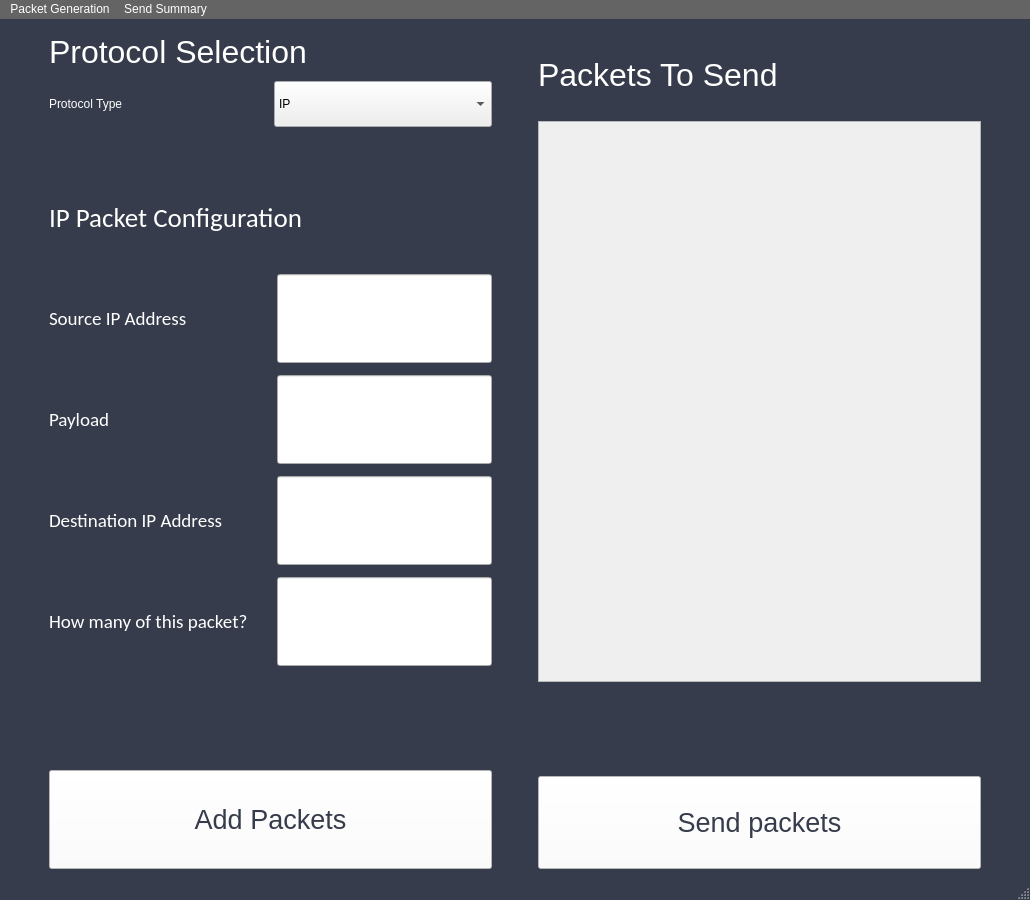
Above: app/src/ui/main.ui from MichaelHeinzman/Automatic-NPG-Interface before the change. Below: the same form after it.
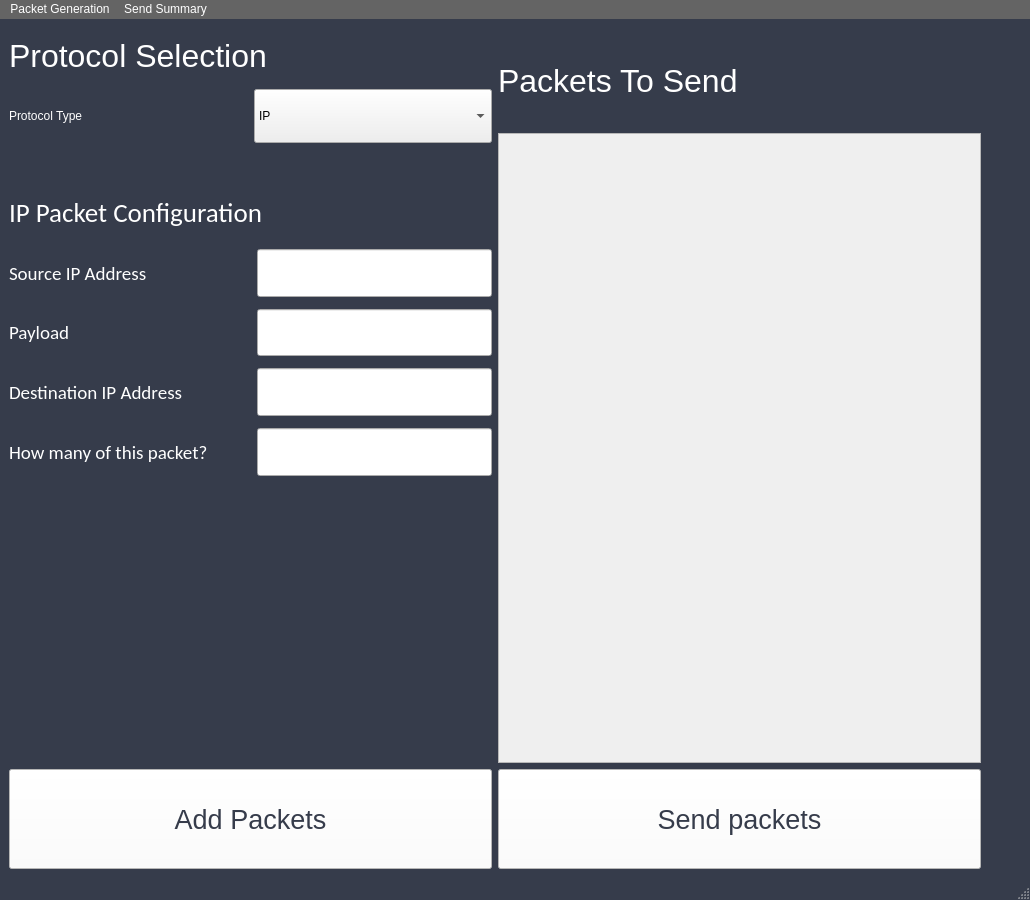
That is the form after the change. Custom widgets are drawn as their Qt base class.

```diff
--- a/app/src/ui/main.ui
+++ b/app/src/ui/main.ui
@@ -36,22 +36,11 @@
 }</string>
   </property>
   <widget class="QWidget" name="centralwidget">
-   <layout class="QHBoxLayout" name="horizontalLayout_8" stretch="0,1,0,1,0">
+   <layout class="QVBoxLayout" name="verticalLayout_2" stretch="5,1">
     <item>
-     <spacer name="horizontalSpacer_3">
-      <property name="orientation">
-       <enum>Qt::Horizontal</enum>
-      </property>
-      <property name="sizeHint" stdset="0">
-       <size>
-        <width>40</width>
-        <height>20</height>
-       </size>
-      </property>
-     </spacer>
-    </item>
+     <layout class="QHBoxLayout" name="horizontalLayout_2" stretch="5,5,0">
     <item>
-     <layout class="QVBoxLayout" name="left_side" stretch="1,0,5,1,1">
+       <layout class="QVBoxLayout" name="left_side" stretch="1,0,5">
       <property name="bottomMargin">
        <number>0</number>
       </property>
@@ -280,10 +269,8 @@
           <widget class="QWidget" name="page_2"/>
          </widget>
         </item>
-       </layout>
-      </item>
       <item>
-       <spacer name="second_spacer">
+           <spacer name="verticalSpacer">
         <property name="orientation">
          <enum>Qt::Vertical</enum>
         </property>
@@ -295,47 +282,12 @@
         </property>
        </spacer>
       </item>
-      <item>
-       <widget class="QPushButton" name="add_packet_button">
-        <property name="sizePolicy">
-         <sizepolicy hsizetype="Minimum" vsizetype="Preferred">
-          <horstretch>0</horstretch>
-          <verstretch>0</verstretch>
-         </sizepolicy>
-        </property>
-        <property name="maximumSize">
-         <size>
-          <width>16777215</width>
-          <height>100</height>
-         </size>
-        </property>
-        <property name="font">
-         <font>
-          <pointsize>20</pointsize>
-         </font>
-        </property>
-        <property name="text">
-         <string>Add Packets</string>
-        </property>
-       </widget>
+         </layout>
       </item>
      </layout>
     </item>
     <item>
-     <spacer name="horizontalSpacer">
-      <property name="orientation">
-       <enum>Qt::Horizontal</enum>
-      </property>
-      <property name="sizeHint" stdset="0">
-       <size>
-        <width>40</width>
-        <height>20</height>
-       </size>
-      </property>
-     </spacer>
-    </item>
-    <item>
-     <layout class="QVBoxLayout" name="right_side" stretch="1,6,1,1">
+       <layout class="QVBoxLayout" name="right_side" stretch="1,6">
       <property name="spacing">
        <number>0</number>
       </property>
@@ -379,8 +331,8 @@
           <rect>
            <x>0</x>
            <y>0</y>
-           <width>430</width>
-           <height>551</height>
+             <width>475</width>
+             <height>584</height>
           </rect>
          </property>
          <layout class="QVBoxLayout" name="verticalLayout_11">
@@ -413,18 +365,48 @@
         </widget>
        </widget>
       </item>
+       </layout>
+      </item>
       <item>
-       <spacer name="first_spacer_right">
+       <spacer name="horizontalSpacer">
         <property name="orientation">
-         <enum>Qt::Vertical</enum>
+         <enum>Qt::Horizontal</enum>
         </property>
         <property name="sizeHint" stdset="0">
          <size>
-          <width>20</width>
-          <height>40</height>
+          <width>40</width>
+          <height>20</height>
          </size>
         </property>
        </spacer>
+      </item>
+     </layout>
+    </item>
+    <item>
+     <layout class="QHBoxLayout" name="horizontalLayout_3" stretch="1,1,0">
+      <item>
+       <widget class="QPushButton" name="add_packet_button">
+        <property name="sizePolicy">
+         <sizepolicy hsizetype="Minimum" vsizetype="Preferred">
+          <horstretch>0</horstretch>
+          <verstretch>0</verstretch>
+         </sizepolicy>
+        </property>
+        <property name="maximumSize">
+         <size>
+          <width>16777215</width>
+          <height>100</height>
+         </size>
+        </property>
+        <property name="font">
+         <font>
+          <pointsize>20</pointsize>
+         </font>
+        </property>
+        <property name="text">
+         <string>Add Packets</string>
+        </property>
+       </widget>
       </item>
       <item>
        <widget class="QPushButton" name="send_packets_button">
@@ -450,10 +432,8 @@
         </property>
        </widget>
       </item>
-     </layout>
-    </item>
     <item>
-     <spacer name="horizontalSpacer_2">
+       <spacer name="horizontalSpacer_3">
       <property name="orientation">
        <enum>Qt::Horizontal</enum>
       </property>
@@ -464,6 +444,8 @@
        </size>
       </property>
      </spacer>
+      </item>
+     </layout>
     </item>
    </layout>
   </widget>
```
Lines whose indentation alone changed are shown as unchanged.
